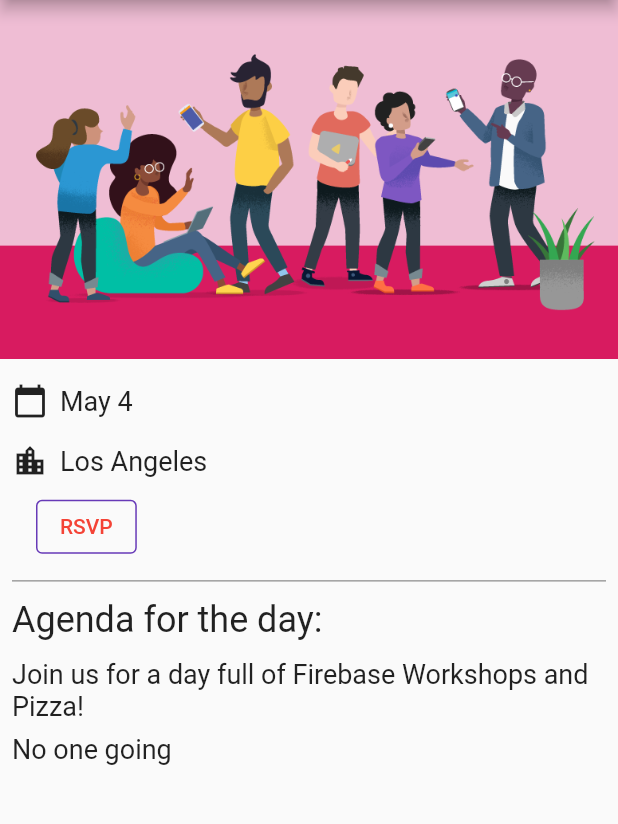
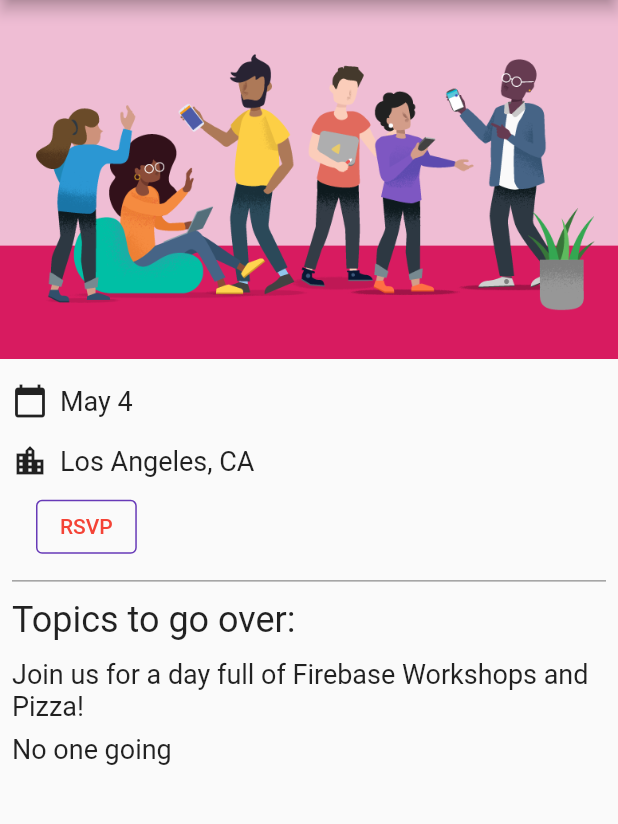
Before and after one commit to C-Dev66/RSVPGuestbookChatApp, a Flutter app: the screen it shows after launch, on a phone screen of 412 x 824 dp, the part 84-908 px from its top. Run offline on Flutter 3.47's test engine with Material 2 defaults, Android fonts, the phone set to English and light mode, and no system bars; our stand-ins replace cloud_firestore, firebase_auth, firebase_core, google_fonts; missing offline and left inert: cloud_firestore_web, firebase_auth_web, firebase_core_web; accounts and stored records are empty.

Commit message:
Update main.dart

```diff
--- a/lib/main.dart
+++ b/lib/main.dart
@@ -54,7 +54,7 @@ class HomePage extends StatelessWidget {
           Image.asset('assets/codelab.png'),
           const SizedBox(height: 8),
           const IconAndDetail(Icons.calendar_today, 'May 4'),
-          const IconAndDetail(Icons.location_city, 'Los Angeles'),
+          const IconAndDetail(Icons.location_city, 'Los Angeles, CA'),
           Consumer<ApplicationState>(
             builder: (context, appState, _) => Authentication(
               email: appState.email,
@@ -74,7 +74,7 @@ class HomePage extends StatelessWidget {
             endIndent: 8,
             color: Colors.grey,
           ),
-          const Header("Agenda for the day:"),
+          const Header("Topics to go over:"),
           const Paragraph(
             'Join us for a day full of Firebase Workshops and Pizza!',
           ),
```
